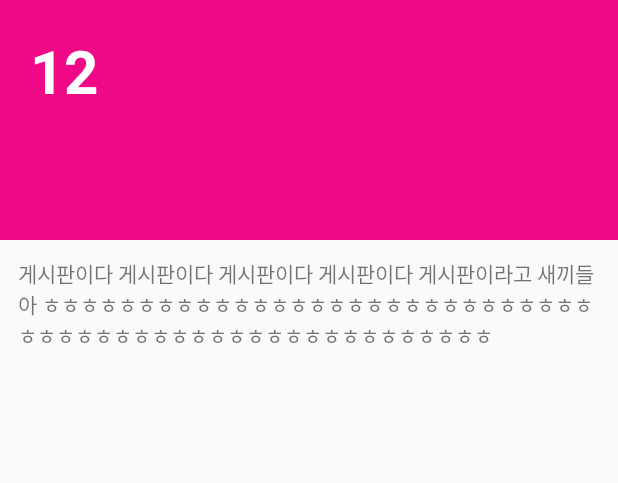
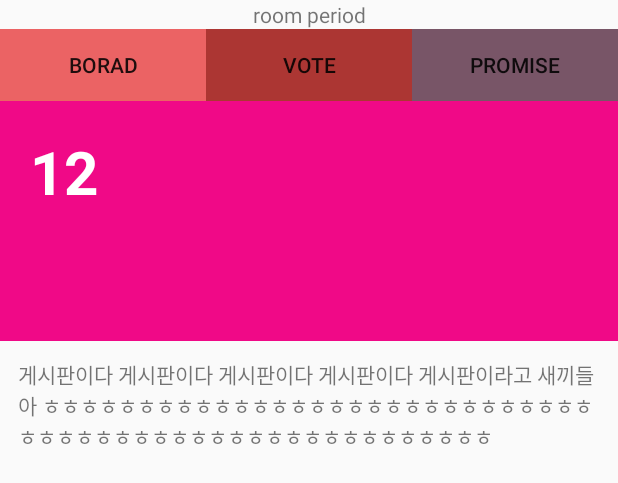
Before and after one commit to eungho77/MangkkongAndroid, an Android app: the layout board.xml on its own in the app's theme, with its tools: preview values and no code run, on a phone screen of 412 x 824 dp. Shown: the top 483 px of the screen. Run offline under Robolectric (Android 15) with nearby library versions, the phone set to English and light mode, and no system bars.

Commit message:
board에 button 3개 추가 및 색상 변경

```diff
--- a/app/src/main/res/layout/board.xml
+++ b/app/src/main/res/layout/board.xml
@@ -8,6 +8,52 @@
     android:layout_height="wrap_content"
     android:orientation="vertical"
     app:stackHeaderHeight="160dp">
+
+    <LinearLayout
+        android:layout_width="match_parent"
+        android:layout_height="match_parent"
+        android:layout_weight="1"
+        android:orientation="vertical">
+
+        <TextView
+            android:id="@+id/textView2"
+            android:layout_width="match_parent"
+            android:layout_height="wrap_content"
+            android:gravity="center_horizontal"
+            android:text="room period" />
+
+        <LinearLayout
+            android:layout_width="match_parent"
+            android:layout_height="match_parent"
+            android:layout_weight="1"
+            android:orientation="horizontal">
+
+            <Button
+                android:id="@+id/board"
+                android:layout_width="wrap_content"
+                android:layout_height="wrap_content"
+                android:layout_weight="1"
+                android:background="#EB6364"
+                android:text="Borad" />
+
+            <Button
+                android:id="@+id/vote"
+                android:layout_width="wrap_content"
+                android:layout_height="wrap_content"
+                android:layout_weight="1"
+                android:background="#AC3633"
+                android:text="VOTE" />
+
+            <Button
+                android:id="@+id/promise"
+                android:layout_width="wrap_content"
+                android:layout_height="wrap_content"
+                android:layout_weight="1"
+                android:background="#785567"
+                android:text="PROMISE" />
+        </LinearLayout>
+
+    </LinearLayout>
 
     <FrameLayout
         android:id="@+id/frame_list_card_item"
```
